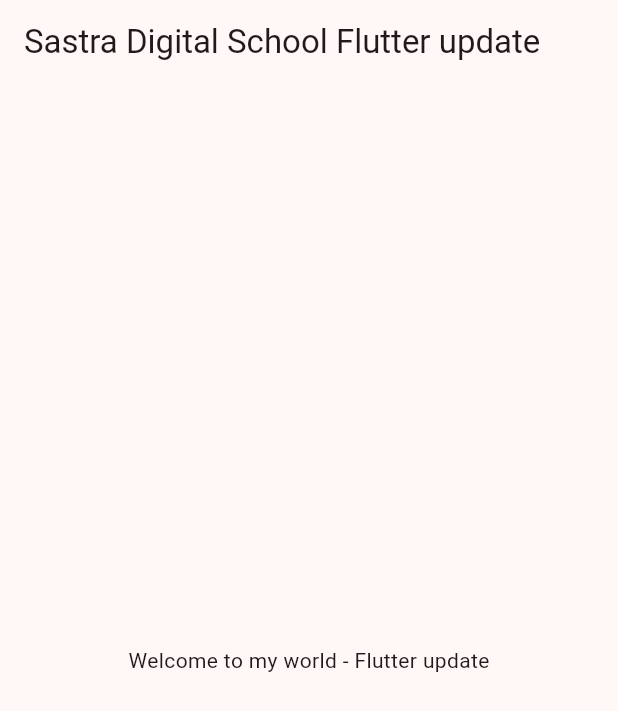
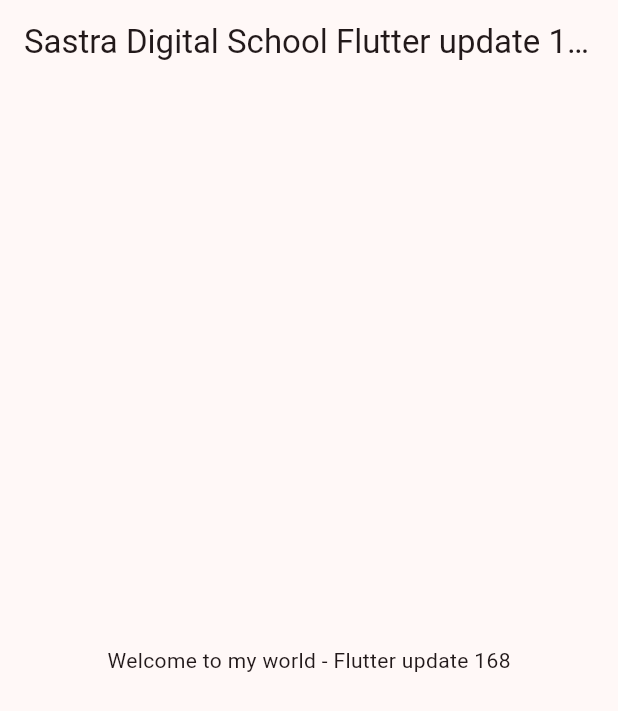
Before and after one commit to Sastra-Digital-School/first_flutter_project_weekend, a Flutter app: the screen it shows after launch, on a phone screen of 412 x 824 dp. Shown: the top 711 px of the screen. Run offline on Flutter 3.47's test engine with Material 3 defaults, Android fonts, the phone set to English and light mode, and no system bars.

Commit message:
Update home_screen.dart

```diff
--- a/lib/screen/home_screen.dart
+++ b/lib/screen/home_screen.dart
@@ -6,8 +6,8 @@ class HomeScreen extends StatelessWidget {
   @override
   Widget build(BuildContext context) {
     return Scaffold(
-      appBar: AppBar(title: Text('Sastra Digital School Flutter update')),
-      body: Center(child: Text('Welcome to my world - Flutter update')),
+      appBar: AppBar(title: Text('Sastra Digital School Flutter update 168')),
+      body: Center(child: Text('Welcome to my world - Flutter update 168')),
     );
   }
 }
```
